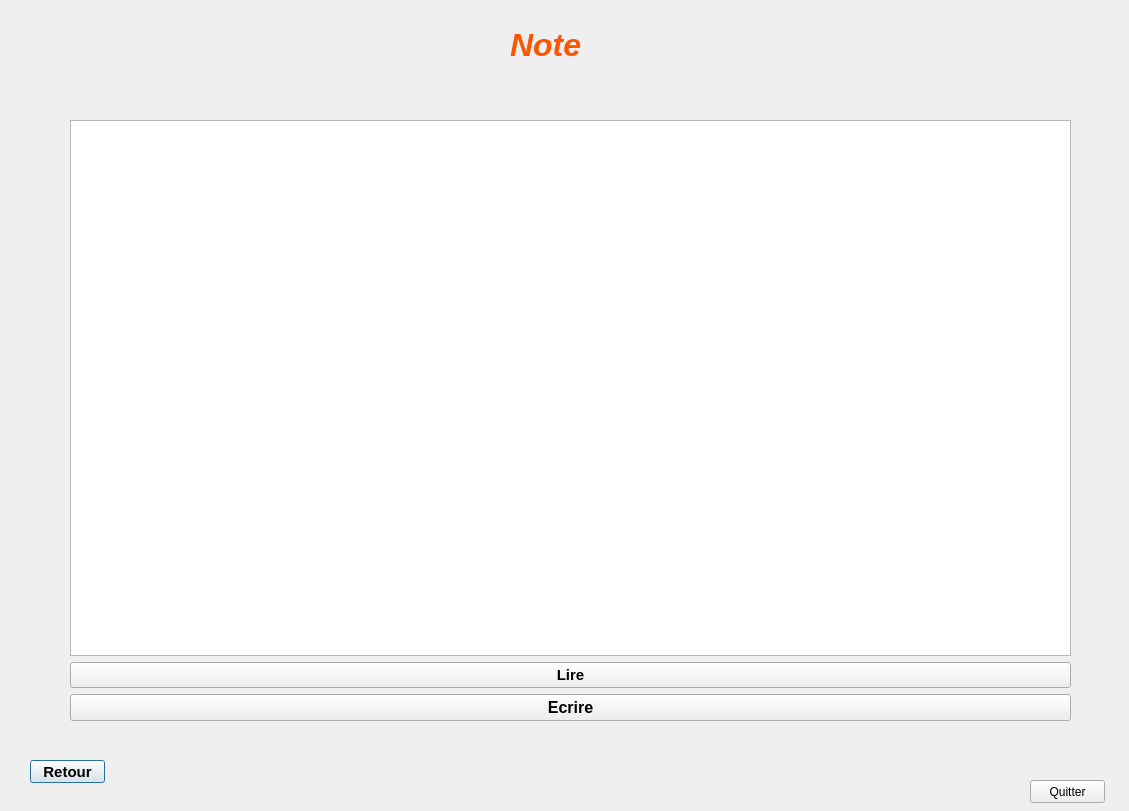
This is application_version_beta/note.ui in AzizBenIsmail/Projet_Parental_Monitoring_System_Qt as Qt 5 draws it before an edit. The edited form follows.
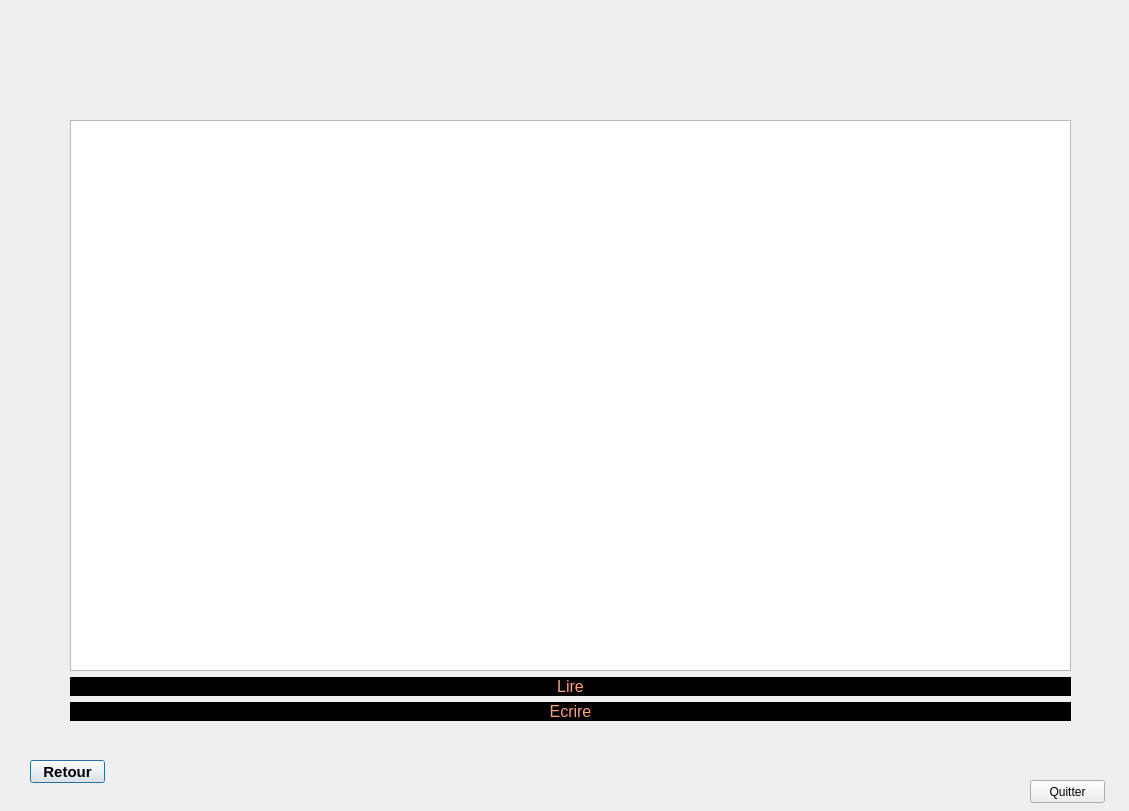
This is the edited form.

Patch:
```diff
--- a/application_version_beta/note.ui
+++ b/application_version_beta/note.ui
@@ -112,13 +112,28 @@
      <widget class="QPushButton" name="pushButton_lire">
       <property name="font">
        <font>
-        <pointsize>11</pointsize>
-        <weight>75</weight>
-        <bold>true</bold>
+        <family>MS Shell Dlg 2</family>
+        <pointsize>12</pointsize>
+        <weight>9</weight>
+        <italic>false</italic>
+        <bold>false</bold>
        </font>
       </property>
       <property name="styleSheet">
-       <string notr="true">QPushButton::hover
+       <string notr="true">QPushButton
+{
+background:rgb(0, 0, 0);
+border-radius :60px;
+}
+
+QPushButton
+{
+	font: 75 12pt &quot;MS Shell Dlg 2&quot;;
+
+	color:#FFA07A ;
+border-radius:15px;
+}
+QPushButton::hover
 {
 	background-color: qlineargradient(spread:pad, x1:0, y1:0.511, x2:1, y2:0.511, stop:0 rgba(0, 207, 179, 255),stop:1 rgb(108, 135, 255));
 
@@ -135,13 +150,28 @@
        <widget class="QPushButton" name="pushButton_ecrire">
         <property name="font">
          <font>
+          <family>MS Shell Dlg 2</family>
           <pointsize>12</pointsize>
-          <weight>75</weight>
-          <bold>true</bold>
+          <weight>9</weight>
+          <italic>false</italic>
+          <bold>false</bold>
          </font>
         </property>
         <property name="styleSheet">
-         <string notr="true">QPushButton::hover
+         <string notr="true">QPushButton
+{
+background:rgb(0, 0, 0);
+border-radius :60px;
+}
+
+QPushButton
+{
+	font: 75 12pt &quot;MS Shell Dlg 2&quot;;
+
+	color:#FFA07A ;
+border-radius:15px;
+}
+QPushButton::hover
 {
 	background-color: qlineargradient(spread:pad, x1:0, y1:0.511, x2:1, y2:0.511, stop:0 rgba(0, 207, 179, 255),stop:1 rgb(108, 135, 255));
 
@@ -176,19 +206,6 @@
     <string>Quitter</string>
    </property>
   </widget>
-  <widget class="QLabel" name="label">
-   <property name="geometry">
-    <rect>
-     <x>510</x>
-     <y>20</y>
-     <width>261</width>
-     <height>51</height>
-    </rect>
-   </property>
-   <property name="text">
-    <string>&lt;html&gt;&lt;head/&gt;&lt;body&gt;&lt;p&gt;&lt;span style=&quot; font-size:24pt; font-weight:600; font-style:italic; color:#ff5500;&quot;&gt;Note&lt;/span&gt;&lt;/p&gt;&lt;/body&gt;&lt;/html&gt;</string>
-   </property>
-  </widget>
  </widget>
  <resources/>
  <connections/>
```
